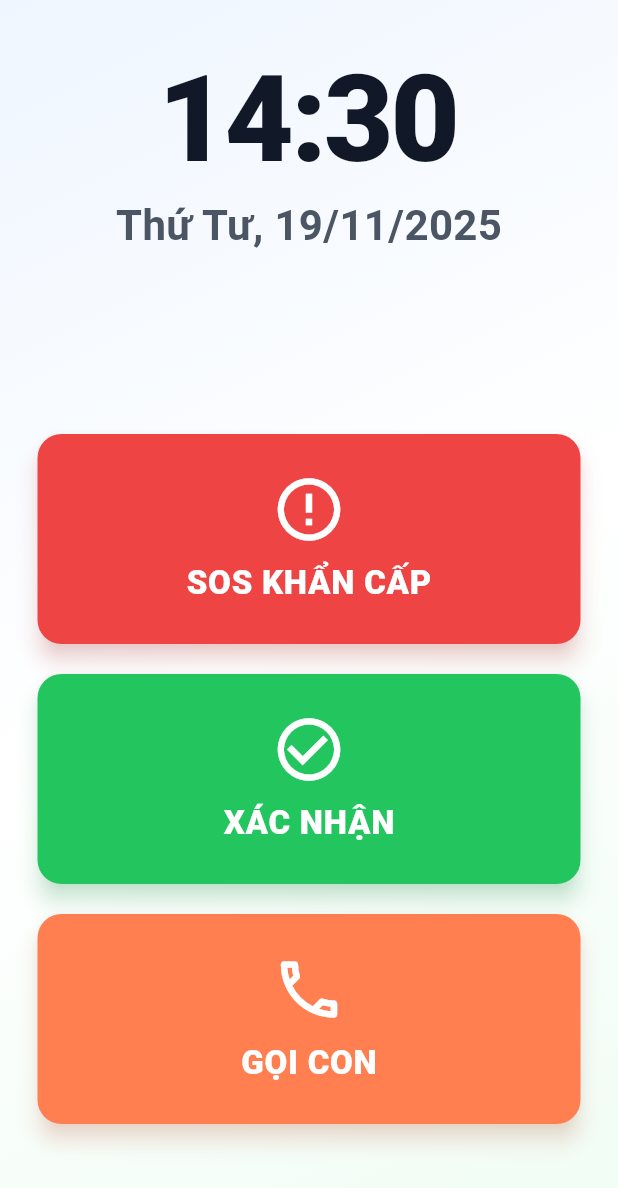
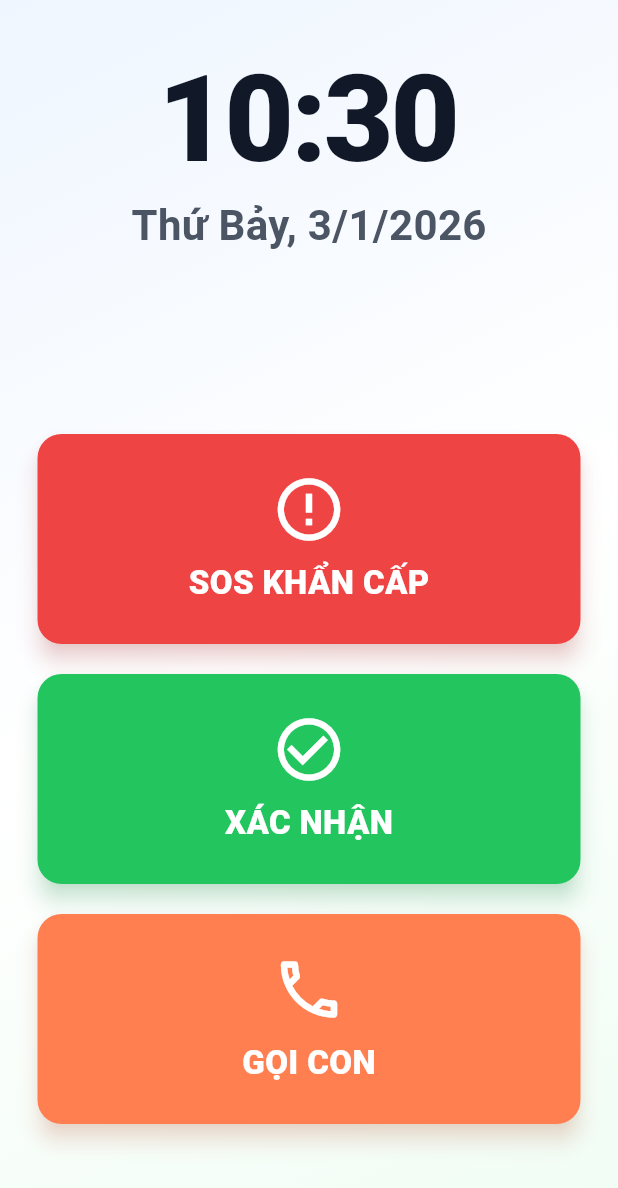
Before and after one commit to Ph111211/OldCare, a Flutter app: the GiaoDiNChNh screen opened directly, on a phone screen of 412 x 824 dp. Shown: the top 1188 px of the screen. Run offline on Flutter 3.47's test engine with Material 3 defaults, Android fonts, the phone set to English and light mode, and no system bars; our stand-ins replace cloud_firestore, firebase_auth, firebase_core; accounts and stored records are empty; network calls fail.

Commit message:
Phu: config async parent page

```diff
--- a/lib/views/parent_page.dart
+++ b/lib/views/parent_page.dart
@@ -1,8 +1,56 @@
 import 'package:flutter/material.dart';
+import 'dart:async'; // Cần thiết để sử dụng Timer
 
-// Class chính hiển thị giao diện Bố Mẹ
-class GiaoDiNChNh extends StatelessWidget {
+class GiaoDiNChNh extends StatefulWidget {
   const GiaoDiNChNh({super.key});
+
+  @override
+  State<GiaoDiNChNh> createState() => _GiaoDiNChNhState();
+}
+
+class _GiaoDiNChNhState extends State<GiaoDiNChNh> {
+  late DateTime _now;
+  late Timer _timer;
+
+  @override
+  void initState() {
+    super.initState();
+    _now = DateTime.now();
+    // Cập nhật thời gian mỗi giây để đảm bảo đồng hồ chính xác
+    _timer = Timer.periodic(const Duration(seconds: 1), (timer) {
+      setState(() {
+        _now = DateTime.now();
+      });
+    });
+  }
+
+  @override
+  void dispose() {
+    _timer.cancel(); // Hủy timer khi widget bị hủy để tránh rò rỉ bộ nhớ
+    super.dispose();
+  }
+
+  // Hàm định dạng giờ:phút (HH:mm)
+  String _formatTime(DateTime dt) {
+    final String hour = dt.hour.toString().padLeft(2, '0');
+    final String minute = dt.minute.toString().padLeft(2, '0');
+    return '$hour:$minute';
+  }
+
+  // Hàm định dạng ngày tháng tiếng Việt
+  String _formatDate(DateTime dt) {
+    const weekdays = [
+      'Chủ Nhật',
+      'Thứ Hai',
+      'Thứ Ba',
+      'Thứ Tư',
+      'Thứ Năm',
+      'Thứ Sáu',
+      'Thứ Bảy',
+    ];
+    final String weekday = weekdays[dt.weekday % 7];
+    return '$weekday, ${dt.day}/${dt.month}/${dt.year}';
+  }
 
   @override
   Widget build(BuildContext context) {
@@ -11,31 +59,36 @@ class GiaoDiNChNh extends StatelessWidget {
         builder: (context, constraints) {
           return SingleChildScrollView(
             child: ConstrainedBox(
-              constraints: BoxConstraints(
-                minHeight: constraints.maxHeight,
-              ),
+              constraints: BoxConstraints(minHeight: constraints.maxHeight),
               child: Container(
                 width: double.infinity,
                 decoration: const BoxDecoration(
                   gradient: LinearGradient(
                     begin: Alignment.topLeft,
                     end: Alignment.bottomRight,
-                    colors: [Color(0xFFEFF6FF), Colors.white, Color(0xFFF0FDF4)],
+                    colors: [
+                      Color(0xFFEFF6FF),
+                      Colors.white,
+                      Color(0xFFF0FDF4),
+                    ],
                   ),
                 ),
                 child: SafeArea(
                   child: Padding(
-                    padding: const EdgeInsets.symmetric(horizontal: 25, vertical: 20),
+                    padding: const EdgeInsets.symmetric(
+                      horizontal: 25,
+                      vertical: 20,
+                    ),
                     child: Column(
                       mainAxisAlignment: MainAxisAlignment.spaceBetween,
                       children: [
-                        // --- 1. Phần hiển thị Thời gian ---
-                        const Column(
+                        // --- 1. Phần hiển thị Thời gian (Đã cập nhật hệ thống) ---
+                        Column(
                           children: [
-                            SizedBox(height: 20),
+                            const SizedBox(height: 20),
                             Text(
-                              '14:30',
-                              style: TextStyle(
+                              _formatTime(_now), // Hiển thị giờ thực
+                              style: const TextStyle(
                                 color: Color(0xFF111827),
                                 fontSize: 80,
                                 fontWeight: FontWeight.w800,
@@ -43,10 +96,10 @@ class GiaoDiNChNh extends StatelessWidget {
                                 height: 1,
                               ),
                             ),
-                            SizedBox(height: 10),
+                            const SizedBox(height: 10),
                             Text(
-                              'Thứ Tư, 19/11/2025',
-                              style: TextStyle(
+                              _formatDate(_now), // Hiển thị ngày thực
+                              style: const TextStyle(
                                 color: Color(0xFF4B5563),
                                 fontSize: 28,
                                 fontWeight: FontWeight.w700,
@@ -57,34 +110,28 @@ class GiaoDiNChNh extends StatelessWidget {
 
                         const SizedBox(height: 30),
 
-                        // --- 2. Danh sách nút chức năng ---
+                        // --- 2. Danh sách nút chức năng (Giữ nguyên) ---
                         Column(
                           children: [
                             _buildActionButton(
                               label: 'SOS KHẨN CẤP',
                               color: const Color(0xFFEF4444),
                               icon: Icons.error_outline,
-                              onTap: () {
-                                print("Bấm SOS");
-                              },
+                              onTap: () => print("Bấm SOS"),
                             ),
                             const SizedBox(height: 20),
                             _buildActionButton(
                               label: 'XÁC NHẬN',
                               color: const Color(0xFF22C55E),
                               icon: Icons.check_circle_outline,
-                              onTap: () {
-                                print("Bấm Xác nhận");
-                              },
+                              onTap: () => print("Bấm Xác nhận"),
                             ),
                             const SizedBox(height: 20),
                             _buildActionButton(
                               label: 'GỌI CON',
                               color: const Color(0xFFFF7F50),
                               icon: Icons.phone_outlined,
-                              onTap: () {
-                                print("Bấm Gọi con");
-                              },
+                              onTap: () => print("Bấm Gọi con"),
                             ),
                           ],
                         ),
@@ -101,7 +148,7 @@ class GiaoDiNChNh extends StatelessWidget {
     );
   }
 
-
+  // Giữ nguyên hàm _buildActionButton của bạn
   Widget _buildActionButton({
     required String label,
     required Color color,
@@ -116,7 +163,6 @@ class GiaoDiNChNh extends StatelessWidget {
       child: InkWell(
         onTap: onTap,
         borderRadius: BorderRadius.circular(16),
-        splashColor: Colors.white.withOpacity(0.2),
         child: Container(
           width: double.infinity,
           height: 140,
@@ -124,11 +170,7 @@ class GiaoDiNChNh extends StatelessWidget {
           child: Column(
             mainAxisAlignment: MainAxisAlignment.center,
             children: [
-              Icon(
-                icon,
-                color: Colors.white,
-                size: 50,
-              ),
+              Icon(icon, color: Colors.white, size: 50),
               const SizedBox(height: 8),
               Text(
                 label,
@@ -136,7 +178,6 @@ class GiaoDiNChNh extends StatelessWidget {
                   color: Colors.white,
                   fontSize: 22,
                   fontWeight: FontWeight.w900,
-                  letterSpacing: 0.5,
                 ),
               ),
             ],
```
